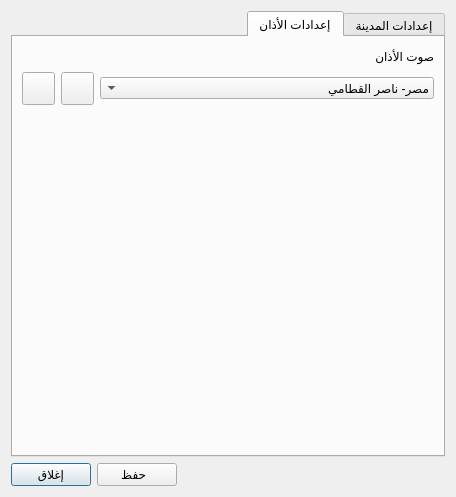
First picture: the form in SettingsDialog.ui, repository a-atalla/azan, before the edit.
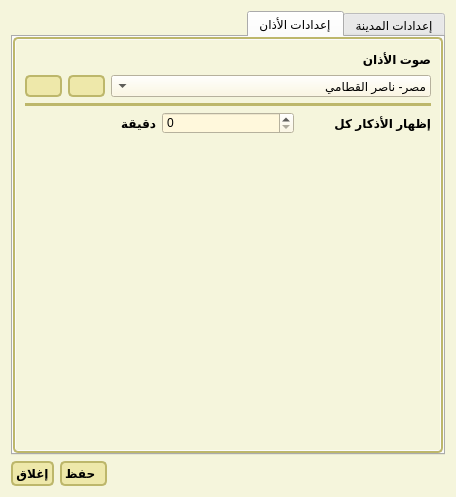
Second picture: the form after the edit. The open tabs and pages were chosen to show the change. Icons and pictures are not drawn.

Patch:
```diff
--- a/SettingsDialog.ui
+++ b/SettingsDialog.ui
@@ -17,7 +17,120 @@
    <enum>Qt::LeftToRight</enum>
   </property>
   <property name="styleSheet">
-   <string notr="true"/>
+   <string notr="true">.QWidget ,QDialog,QGroupBox {
+   background-color: beige;
+   font-family: KacstQurn ;
+}
+
+/* Nice Windows-XP-style password character. */
+QLineEdit[echoMode=&quot;2&quot;] {
+    lineedit-password-character: 9679;
+}
+
+/* We provide a min-width and min-height for push buttons
+   so that they look elegant regardless of the width of the text. */
+QPushButton,QToolButton {
+    background-color: palegoldenrod;
+    border-width: 2px;
+    border-color: darkkhaki;
+    border-style: solid;
+    border-radius: 5;
+    padding: 3px;
+    min-width: 9ex;
+    min-height: 2.5ex;
+}
+
+QPushButton:hover {
+   background-color: khaki;
+}
+
+/* Increase the padding, so the text is shifted when the button is
+   pressed. */
+QPushButton:pressed {
+    padding-left: 5px;
+    padding-top: 5px;
+    background-color: #d0d67c;
+}
+
+QLabel, QAbstractButton {
+    font: bold;
+}
+
+/* Mark mandatory fields with a brownish color. */
+.mandatory {
+    color: brown;
+}
+
+/* Bold text on status bar looks awful. */
+QStatusBar QLabel {
+   font: normal;
+}
+
+QStatusBar::item {
+    border-width: 1;
+    border-color: darkkhaki;
+    border-style: solid;
+    border-radius: 2;
+}
+
+QComboBox, QLineEdit, QSpinBox, QTextEdit, QListView,QProgressBar {
+    background-color: cornsilk;
+    selection-color: #0a214c; 
+    selection-background-color: #C19A6B;
+}
+
+QListView {
+    show-decoration-selected: 1;
+}
+
+QListView::item:hover {
+    background-color: wheat;
+}
+
+/* We reserve 1 pixel space in padding. When we get the focus,
+   we kill the padding and enlarge the border. This makes the items
+   glow. */
+QLineEdit, QFrame {
+    border-width: 2px;
+    padding: 1px;
+    border-style: solid;
+    border-color: darkkhaki;
+    border-radius: 5px;
+}
+
+/* As mentioned above, eliminate the padding and increase the border. */
+QLineEdit:focus, QFrame:focus {
+    border-width: 3px;
+    padding: 0px;
+}
+
+/* A QLabel is a QFrame ... */
+QLabel {
+    border: none;
+    padding: 0;
+    background: none;
+}
+
+/* A QToolTip is a QLabel ... */
+QToolTip {
+    border: 2px solid darkkhaki;
+    padding: 5px;
+    border-radius: 3px;
+    opacity: 200;
+}
+
+/* Nice to have the background color change when hovered. */
+QRadioButton:hover, QCheckBox:hover {
+    background-color: wheat;
+}
+
+/* Force the dialog's buttons to follow the Windows guidelines. */
+QDialogButtonBox {
+    button-layout: 0;
+}
+
+ 
+</string>
   </property>
   <property name="modal">
    <bool>false</bool>
@@ -36,15 +149,33 @@
        <property name="layoutDirection">
         <enum>Qt::RightToLeft</enum>
        </property>
+       <property name="tabPosition">
+        <enum>QTabWidget::North</enum>
+       </property>
+       <property name="tabShape">
+        <enum>QTabWidget::Rounded</enum>
+       </property>
        <property name="currentIndex">
         <number>0</number>
        </property>
        <property name="iconSize">
         <size>
-         <width>48</width>
-         <height>48</height>
+         <width>32</width>
+         <height>32</height>
         </size>
        </property>
+       <property name="elideMode">
+        <enum>Qt::ElideRight</enum>
+       </property>
+       <property name="documentMode">
+        <bool>false</bool>
+       </property>
+       <property name="tabsClosable">
+        <bool>false</bool>
+       </property>
+       <property name="movable">
+        <bool>false</bool>
+       </property>
        <widget class="QWidget" name="tabWidgetPage1">
         <property name="layoutDirection">
          <enum>Qt::LeftToRight</enum>
@@ -374,8 +505,8 @@
             <widget class="QToolButton" name="btnStop">
              <property name="minimumSize">
               <size>
-               <width>33</width>
-               <height>33</height>
+               <width>37</width>
+               <height>18</height>
               </size>
              </property>
              <property name="text">
@@ -391,8 +522,8 @@
             <widget class="QToolButton" name="btnPlay">
              <property name="minimumSize">
               <size>
-               <width>33</width>
-               <height>33</height>
+               <width>37</width>
+               <height>18</height>
               </size>
              </property>
              <property name="text">
@@ -433,6 +564,40 @@
            </item>
           </layout>
          </item>
+         <item>
+          <widget class="Line" name="line">
+           <property name="orientation">
+            <enum>Qt::Horizontal</enum>
+           </property>
+          </widget>
+         </item>
+         <item>
+          <layout class="QHBoxLayout" name="horizontalLayout_14">
+           <item>
+            <widget class="QLabel" name="label_8">
+             <property name="layoutDirection">
+              <enum>Qt::RightToLeft</enum>
+             </property>
+             <property name="text">
+              <string>دقيقة</string>
+             </property>
+            </widget>
+           </item>
+           <item>
+            <widget class="QSpinBox" name="spinShowZekrTimer"/>
+           </item>
+           <item>
+            <widget class="QLabel" name="label_6">
+             <property name="layoutDirection">
+              <enum>Qt::RightToLeft</enum>
+             </property>
+             <property name="text">
+              <string>إظهار الأذكار كل </string>
+             </property>
+            </widget>
+           </item>
+          </layout>
+         </item>
          <item>
           <spacer name="verticalSpacer_2">
            <property name="orientation">
```
Left out of the diff: 6 changed lines with no effect on the pictures.
